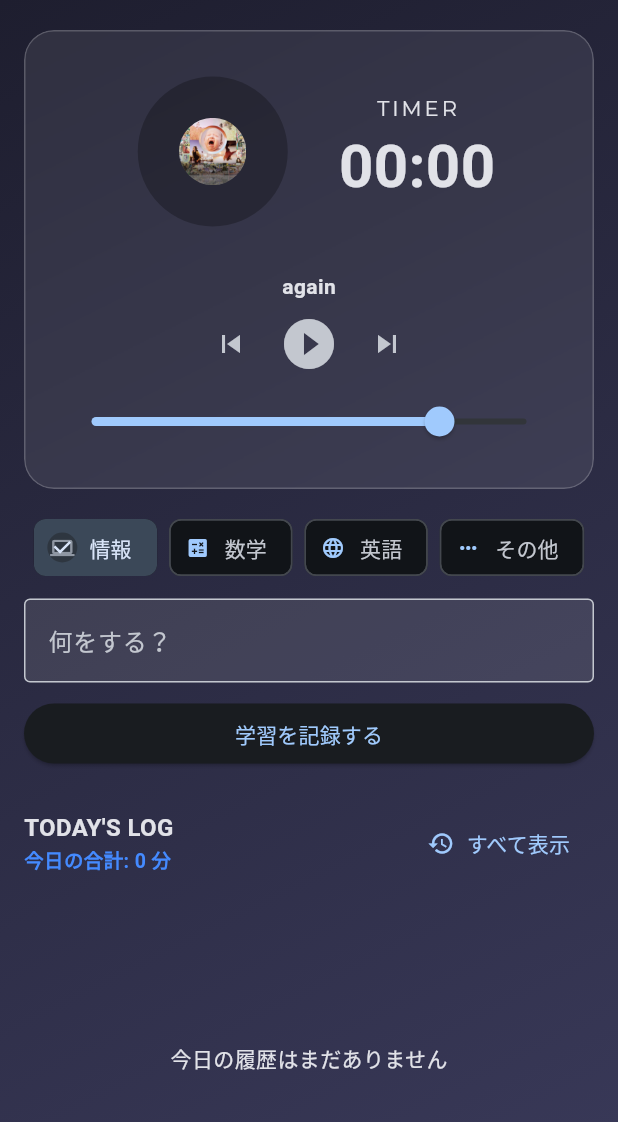
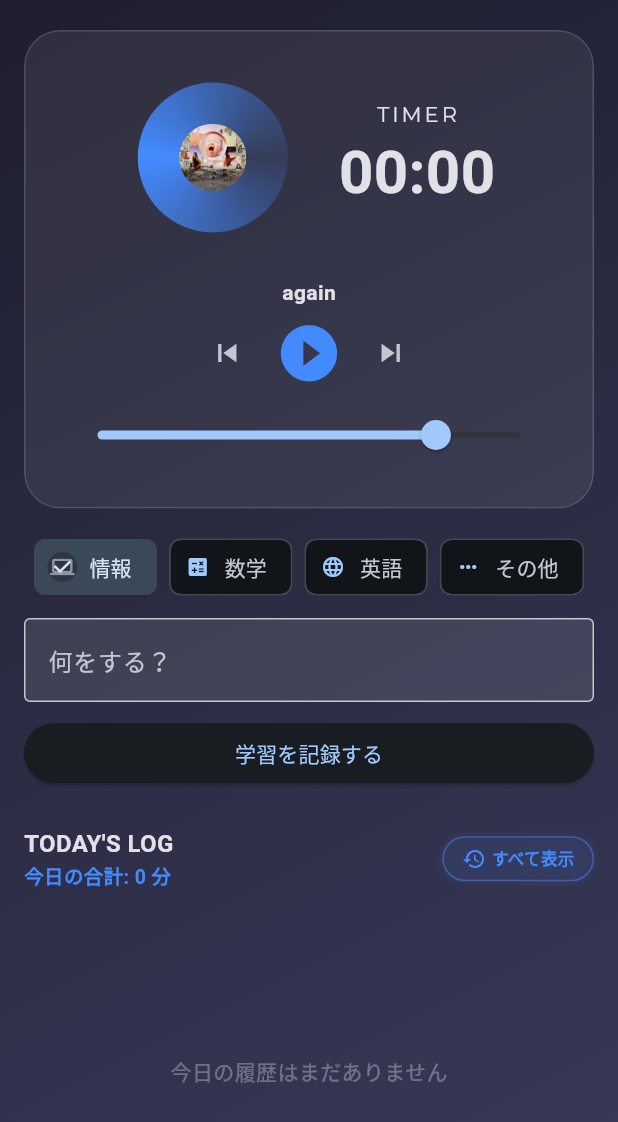
Before and after one commit to RinShimizu788/flutter_application_1, a Flutter app: the screen it shows after launch, on a phone screen of 412 x 824 dp. Shown: the top 1122 px of the screen. Run offline on Flutter 3.47's test engine with Material 3 defaults, Android fonts, the phone set to English and light mode, and no system bars; our stand-ins replace audioplayers, google_fonts, shared_preferences.

Commit message:
デザイン!

```diff
--- a/lib/main.dart
+++ b/lib/main.dart
@@ -14,6 +14,7 @@ void main() {
   runApp(const MyApp());
 }
 
+// 学習ログのデータモデル
 class StudyLog {
   final String subject;
   final int minutes;
@@ -81,7 +82,7 @@ class MyApp extends StatelessWidget {
   }
 }
 
-// 別画面：全履歴ページ
+// 別画面：すべての履歴を表示するページ
 class HistoryPage extends StatelessWidget {
   final List<StudyLog> allLogs;
   final Map<String, IconData> subjectIcons;
@@ -91,7 +92,11 @@ class HistoryPage extends StatelessWidget {
   @override
   Widget build(BuildContext context) {
     return Scaffold(
-      appBar: AppBar(title: const Text("すべての学習履歴")),
+      appBar: AppBar(
+        title: const Text("すべての学習履歴"),
+        backgroundColor: const Color(0xFF1E1E2F),
+        elevation: 0,
+      ),
       body: Container(
         decoration: const BoxDecoration(
           gradient: LinearGradient(
@@ -108,11 +113,17 @@ class HistoryPage extends StatelessWidget {
                 itemBuilder: (_, i) {
                   final log = allLogs[i];
                   return Card(
+                    margin: const EdgeInsets.only(bottom: 12),
                     color: Colors.white.withOpacity(0.05),
+                    shape: RoundedRectangleBorder(borderRadius: BorderRadius.circular(12)),
                     child: ListTile(
                       leading: Icon(subjectIcons[log.subject] ?? Icons.book, color: Colors.blueAccent),
-                      title: Text(log.memo.isEmpty ? '（メモなし）' : log.memo),
-                      subtitle: Text('${log.subject} • ${log.minutes}分\n${log.formattedFullDate} ${log.formattedTimeRange}'),
+                      title: Text(log.memo.isEmpty ? '（メモなし）' : log.memo, style: const TextStyle(fontWeight: FontWeight.bold)),
+                      subtitle: Padding(
+                        padding: const EdgeInsets.only(top: 4),
+                        child: Text('${log.subject} • ${log.minutes}分\n${log.formattedFullDate} ${log.formattedTimeRange}',
+                            style: const TextStyle(color: Colors.white70, fontSize: 12)),
+                      ),
                     ),
                   );
                 },
@@ -162,7 +173,7 @@ class _StudyTimerPageState extends State<StudyTimerPage> with SingleTickerProvid
 
   double get progress => (elapsedSeconds / goalSeconds).clamp(0.0, 1.0);
 
-  // ⭐ 今日のログ抽出
+  // 今日のログ抽出
   List<StudyLog> get todayLogs {
     final now = DateTime.now();
     return logs.where((log) {
@@ -172,7 +183,7 @@ class _StudyTimerPageState extends State<StudyTimerPage> with SingleTickerProvid
     }).toList();
   }
 
-  // ⭐ 今日の合計学習時間（分）
+  // 今日の合計学習時間
   int get totalMinutesToday => todayLogs.fold(0, (sum, log) => sum + log.minutes);
 
   @override
@@ -240,12 +251,9 @@ class _StudyTimerPageState extends State<StudyTimerPage> with SingleTickerProvid
       final now = DateTime.now();
       final start = now.subtract(Duration(seconds: elapsedSeconds));
 
-      // 保存する「分」の計算（1分未満でも1分として記録するか、そのまま0にするか選べます）
-      final minutesToSave = elapsedSeconds ~/ 60;
-
       final log = StudyLog(
         subject: selectedSubject,
-        minutes: minutesToSave,
+        minutes: elapsedSeconds ~/ 60,
         memo: memoController.text,
         startTime: start,
         endTime: now,
@@ -286,7 +294,6 @@ class _StudyTimerPageState extends State<StudyTimerPage> with SingleTickerProvid
     }
   }
 
-  // --- UI構成 ---
   @override
   Widget build(BuildContext context) {
     const double contentWidth = 410;
@@ -334,7 +341,7 @@ class _StudyTimerPageState extends State<StudyTimerPage> with SingleTickerProvid
                   ),
                 ),
                 const SizedBox(height: 15),
-                // 教科と入力
+                // 入力セクション
                 SizedBox(
                   width: contentWidth,
                   child: Wrap(
@@ -356,7 +363,7 @@ class _StudyTimerPageState extends State<StudyTimerPage> with SingleTickerProvid
                 SizedBox(width: contentWidth, child: ElevatedButton(onPressed: saveLog, child: const Text("学習を記録する"))),
                 const SizedBox(height: 25),
 
-                // ⭐ 今日の履歴の見出し + 合計時間
+                // 見出しと「すべて表示」ネオンボタン
                 SizedBox(
                   width: contentWidth,
                   child: Row(
@@ -369,21 +376,41 @@ class _StudyTimerPageState extends State<StudyTimerPage> with SingleTickerProvid
                           Text("今日の合計: $totalMinutesToday 分", style: const TextStyle(color: Colors.blueAccent, fontWeight: FontWeight.bold, fontSize: 13)),
                         ],
                       ),
-                      TextButton.icon(
-                        onPressed: () => Navigator.push(context, MaterialPageRoute(builder: (context) => HistoryPage(allLogs: logs, subjectIcons: subjectIcons))),
-                        icon: const Icon(Icons.history),
-                        label: const Text("すべて表示"),
+                      // ⭐ カスタムデザインされた「すべて表示」ボタン
+                      Container(
+                        decoration: BoxDecoration(
+                          borderRadius: BorderRadius.circular(20),
+                          border: Border.all(color: Colors.blueAccent.withOpacity(0.5)),
+                          boxShadow: [
+                            BoxShadow(color: Colors.blueAccent.withOpacity(0.1), blurRadius: 4, spreadRadius: 1),
+                          ],
+                        ),
+                        child: InkWell(
+                          borderRadius: BorderRadius.circular(20),
+                          onTap: () => Navigator.push(context, MaterialPageRoute(builder: (context) => HistoryPage(allLogs: logs, subjectIcons: subjectIcons))),
+                          child: const Padding(
+                            padding: EdgeInsets.symmetric(horizontal: 12, vertical: 6),
+                            child: Row(
+                              children: [
+                                Icon(Icons.history, size: 16, color: Colors.blueAccent),
+                                SizedBox(width: 4),
+                                Text("すべて表示", style: TextStyle(color: Colors.blueAccent, fontWeight: FontWeight.bold, fontSize: 11)),
+                              ],
+                            ),
+                          ),
+                        ),
                       ),
                     ],
                   ),
                 ),
+                const SizedBox(height: 10),
 
                 // 履歴リスト
                 Expanded(
                   child: SizedBox(
                     width: contentWidth,
                     child: todayLogs.isEmpty
-                      ? const Center(child: Text("今日の履歴はまだありません"))
+                      ? const Center(child: Text("今日の履歴はまだありません", style: TextStyle(color: Colors.white30)))
                       : ListView.builder(
                           itemCount: todayLogs.length,
                           itemBuilder: (_, i) {
@@ -409,17 +436,23 @@ class _StudyTimerPageState extends State<StudyTimerPage> with SingleTickerProvid
     );
   }
 
-  // --- ヘルパーWidget ---
+  // --- パーツWidget群 ---
   Widget buildCDWithProgress() {
     return SizedBox(
       width: 120, height: 120,
       child: Stack(
         alignment: Alignment.center,
         children: [
-          CircularProgressIndicator(value: progress),
+          CircularProgressIndicator(value: progress, strokeWidth: 3, backgroundColor: Colors.white10),
           RotationTransition(
             turns: _rotation,
-            child: Container(width: 100, height: 100, decoration: const BoxDecoration(shape: BoxShape.circle, color: Colors.black26)),
+            child: Container(
+              width: 100, height: 100,
+              decoration: BoxDecoration(
+                shape: BoxShape.circle,
+                gradient: SweepGradient(colors: [Colors.blueAccent.withOpacity(0.1), Colors.blueAccent, Colors.blueAccent.withOpacity(0.1)]),
+              ),
+            ),
           ),
           RotationTransition(
             turns: _rotation,
@@ -433,12 +466,12 @@ class _StudyTimerPageState extends State<StudyTimerPage> with SingleTickerProvid
   Widget buildPlayerControls() {
     return Column(
       children: [
-        Text(currentTrack, style: const TextStyle(fontWeight: FontWeight.bold)),
+        Text(currentTrack, style: const TextStyle(fontWeight: FontWeight.bold, fontSize: 14)),
         Row(
           mainAxisAlignment: MainAxisAlignment.center,
           children: [
             IconButton(icon: const Icon(Icons.skip_previous), onPressed: () { setState(() => selectedTrackIndex = (selectedTrackIndex - 1 + tracks.length) % tracks.length); if (isRunning) playStudyBgm(); }),
-            IconButton(icon: Icon(isRunning ? Icons.pause_circle_filled : Icons.play_circle_filled, size: 40), onPressed: isRunning ? stopTimer : startTimer),
+            IconButton(icon: Icon(isRunning ? Icons.pause_circle_filled : Icons.play_circle_filled, size: 45, color: Colors.blueAccent), onPressed: isRunning ? stopTimer : startTimer),
             IconButton(icon: const Icon(Icons.skip_next), onPressed: () { setState(() => selectedTrackIndex = (selectedTrackIndex + 1) % tracks.length); if (isRunning) playStudyBgm(); }),
           ],
         ),
@@ -448,12 +481,12 @@ class _StudyTimerPageState extends State<StudyTimerPage> with SingleTickerProvid
 
   Widget glassCard({required Widget child}) {
     return ClipRRect(
-      borderRadius: BorderRadius.circular(20),
+      borderRadius: BorderRadius.circular(24),
       child: BackdropFilter(
-        filter: ImageFilter.blur(sigmaX: 12, sigmaY: 12),
+        filter: ImageFilter.blur(sigmaX: 15, sigmaY: 15),
         child: Container(
-          padding: const EdgeInsets.all(20),
-          decoration: BoxDecoration(color: Colors.white.withOpacity(0.08), borderRadius: BorderRadius.circular(20), border: Border.all(color: Colors.white.withOpacity(0.2))),
+          padding: const EdgeInsets.all(24),
+          decoration: BoxDecoration(color: Colors.white.withOpacity(0.07), borderRadius: BorderRadius.circular(24), border: Border.all(color: Colors.white.withOpacity(0.15))),
           child: child,
         ),
       ),
```
